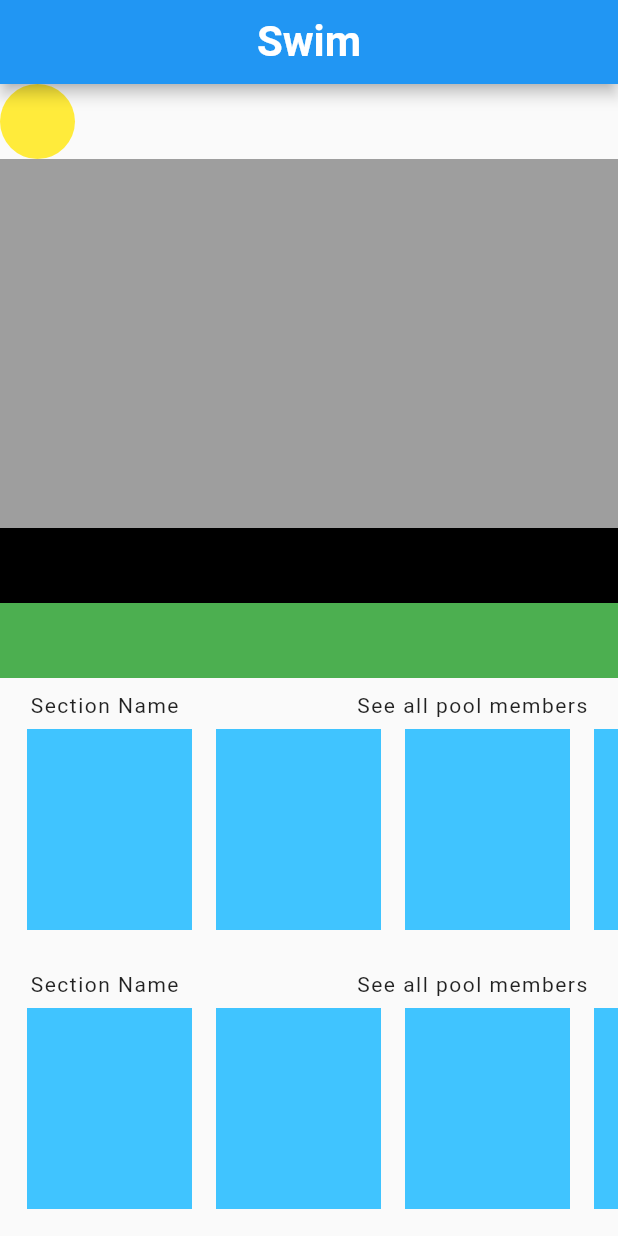
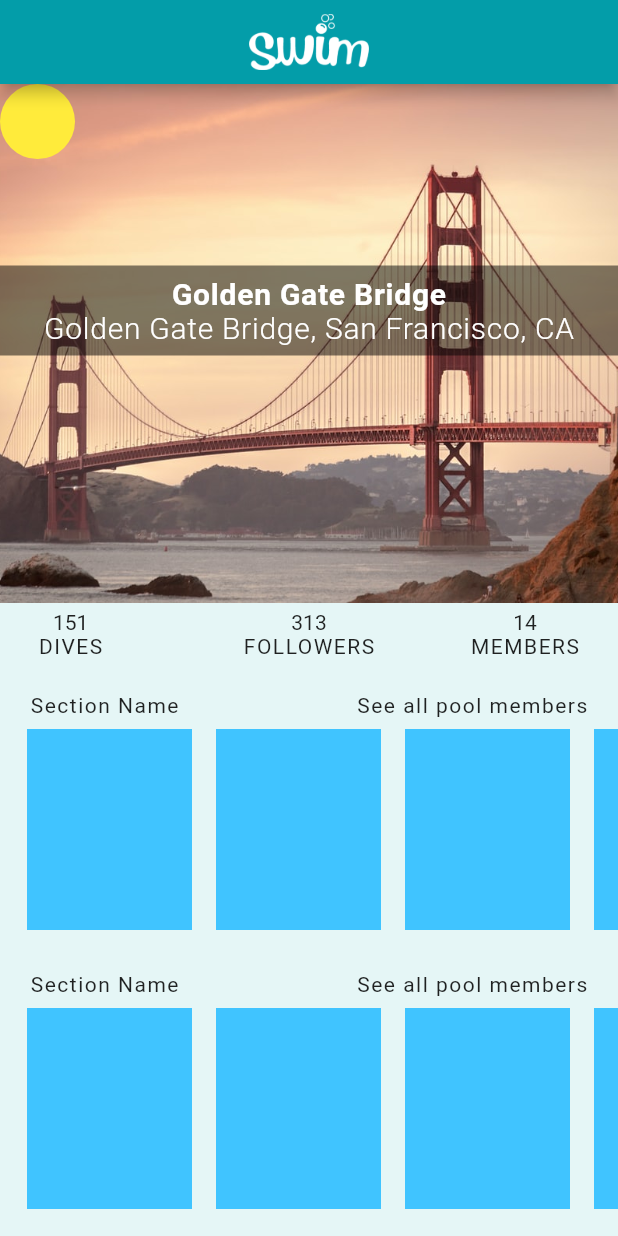
Before and after one commit to femidof/Swim_app_hackathon, a Flutter app: the screen it shows after launch, on a phone screen of 412 x 824 dp. Run offline on Flutter 3.47's test engine with Material 2 defaults, Android fonts, the light colour scheme and no system bars.

Commit message:
front image and pool title fixed

```diff
--- /dev/null
+++ b/lib/colors/aquablue.dart
@@ -0,0 +1,16 @@
+
+
+
+import 'package:flutter/material.dart';
+
+MaterialColor aquaBlue = MaterialColor(
+  0xFF039DA9, <int, Color>
+  {
+    50: Color(0x981ced4),
+    100: Color(0xFF028d98),
+    200: Color(0xFF4ebac2),
+    300: Color(0xFF35b0ba),
+    400: Color(0xFF1ca6b1),
+    500: Color(0xFF039DA9),
+  }
+);
--- a/lib/main.dart
+++ b/lib/main.dart
@@ -1,4 +1,5 @@
 import 'package:flutter/material.dart';
+import 'package:swim_app_hack/colors/aquablue.dart';
 import 'package:swim_app_hack/screens/home_screen.dart';
 import 'package:swim_app_hack/screens/pool_screen.dart';
 import 'package:swim_app_hack/screens/pool_section_chat.dart';
@@ -13,8 +14,8 @@ class MyApp extends StatelessWidget {
   Widget build(BuildContext context) {
     return MaterialApp(
       title: 'Flutter Demo',
-      theme: ThemeData(
-        primarySwatch: Colors.blue,
+      theme: new ThemeData(
+        // primarySwatch: aquaBlue[50],
         visualDensity: VisualDensity.adaptivePlatformDensity,
       ),
       home: PoolScreen(),
--- a/lib/screens/pool_screen.dart
+++ b/lib/screens/pool_screen.dart
@@ -1,5 +1,7 @@
 import 'package:flutter/material.dart';
+import 'package:swim_app_hack/colors/aquablue.dart';
 import 'package:swim_app_hack/widgets/pool_posts.dart';
+import 'package:swim_app_hack/widgets/pool_title.dart';
 
 class PoolScreen extends StatefulWidget {
   @override
@@ -11,54 +13,115 @@ class _PoolScreenState extends State<PoolScreen> {
   Widget build(BuildContext context) {
     return Scaffold(
         appBar: AppBar(
+          backgroundColor: Color.fromRGBO(3, 157, 169, 1),
           centerTitle: true,
-          title: Text(
-            "Swim",
-            style: TextStyle(
-              fontSize: 28.0,
-              fontWeight: FontWeight.bold,
-            ),
+          title: Image.asset(
+            'assets/images/swim_logo.png',
+            fit: BoxFit.contain,
+            width: 80,
           ),
           // elevation: 5.0,
         ),
-
         body: Column(
+          children: [
+            Expanded(
+              child: Container(
+                decoration: BoxDecoration(
+                  image: DecorationImage(
+                    image: AssetImage("assets/images/goldengate.jpg"),
+                    fit: BoxFit.cover,
+                  ),
+                ),
+                // color: Colors.grey,
+                child: Column(
+                  mainAxisSize: MainAxisSize.max,
                   children: [
                     Row(
                       children: [
                         CircleAvatar(
                           radius: 25.0,
-                  // color: Colors.yellow,
                           backgroundColor: Colors.yellow,
                         ),
                       ],
                     ),
-
-
-            Expanded(
-              child: Container(
-                color: Colors.grey,
-                child: Column(
-                  mainAxisAlignment: MainAxisAlignment.end,
-                  children: [
-                    Container(
-                      height: 50,
-                      color: Colors.black,
+                    SizedBox(
+                      height: 71.0,
                     ),
+                    PoolTitle(),
                   ],
                 ),
               ),
             ),
 
-
             //here is the bar status
             Container(
-              color: Colors.green,
+              color: Color.fromRGBO(229, 246, 246, 1),
+              height: 50,
+              child: Row(
+                mainAxisAlignment: MainAxisAlignment.spaceEvenly,
+                children: [
+                  Container(
+                    alignment: Alignment.centerLeft,
+                    padding: EdgeInsets.only(left: 20, top: 5.0),
+                    child: Column(
+                      children: [
+                        Text("151"),
+                        Text(
+                          "DIVES",
+                          style: TextStyle(letterSpacing: 1.0),
+                        ),
+                      ],
+                    ),
+                    // color: Colors.orange,
+                    width: 130,
                     height: 50,
                   ),
-            Container(),
+                  Container(
+                    alignment: Alignment.center,
+                    padding: EdgeInsets.only(top: 5.0),
+                    child: Column(
+                      children: [
+                        Text("313"),
+                        Text(
+                          "FOLLOWERS",
+                          style: TextStyle(
+                            letterSpacing: 1.0,
+                          ),
+                        ),
+                      ],
+                    ),
+                    // color: Colors.orange,
+                    width: 130,
+                    height: 50,
+                  ),
+                  Container(
+                    padding: EdgeInsets.only(right: 20, top: 5.0),
+                    alignment: Alignment.centerRight,
+                    child: Column(
+                      children: [
+                        Text("14"),
+                        Text(
+                          "MEMBERS",
+                          style: TextStyle(letterSpacing: 1.0),
+                        ),
+                      ],
+                    ),
+                    // color: Colors.orange,
+                    width: 130,
+                    height: 50,
+                  ),
+                ],
+              ),
+            ),
+            Container(
+              color: Color.fromRGBO(229, 246, 246, 1),
+              child: Column(
+                children: [
                   PoolPosts(),
                   PoolPosts(),
+                ],
+              ),
+            ),
           ],
         ));
   }
--- a/lib/screens/pool_section_chat.dart
+++ b/lib/screens/pool_section_chat.dart
@@ -12,13 +12,12 @@
   Widget build(BuildContext context) {
     return Scaffold(
       appBar: AppBar(
+        backgroundColor: Colors.green[200],
         centerTitle: true,
-        title: Text(
-          "Swim",
-          style: TextStyle(
-            fontSize: 28.0,
-            fontWeight: FontWeight.bold,
-          ),
+        title: Image.asset(
+          'assets/images/swim_logo.png',
+          fit: BoxFit.contain,
+          width: 80,
         ),
         // elevation: 5.0,
       ),
--- /dev/null
+++ b/lib/widgets/pool_title.dart
@@ -0,0 +1,37 @@
+import 'package:flutter/material.dart';
+
+class PoolTitle extends StatelessWidget {
+  @override
+  Widget build(BuildContext context) {
+    return Container(
+      height: 60,
+      color: Color.fromRGBO(0, 0, 0, 0.5),
+      child: Row(
+        mainAxisAlignment: MainAxisAlignment.center,
+        children: [
+          Column(
+            mainAxisAlignment: MainAxisAlignment.center,
+            children: [
+              Text(
+                "Golden Gate Bridge",
+                style: TextStyle(
+                    color: Colors.white,
+                    fontWeight: FontWeight.bold,
+                    letterSpacing: 0.5,
+                    fontSize: 20),
+              ),
+              Text(
+                "Golden Gate Bridge, San Francisco, CA",
+                style: TextStyle(
+                    color: Colors.white,
+                    fontWeight: FontWeight.w300,
+                    letterSpacing: 0.5,
+                    fontSize: 20),
+              ),
+            ],
+          ),
+        ],
+      ),
+    );
+  }
+}
```
Also changed, not shown: assets/images/goldengate.jpg (added), assets/images/swim_logo.png (added). Lines whose indentation alone changed are shown as unchanged.
